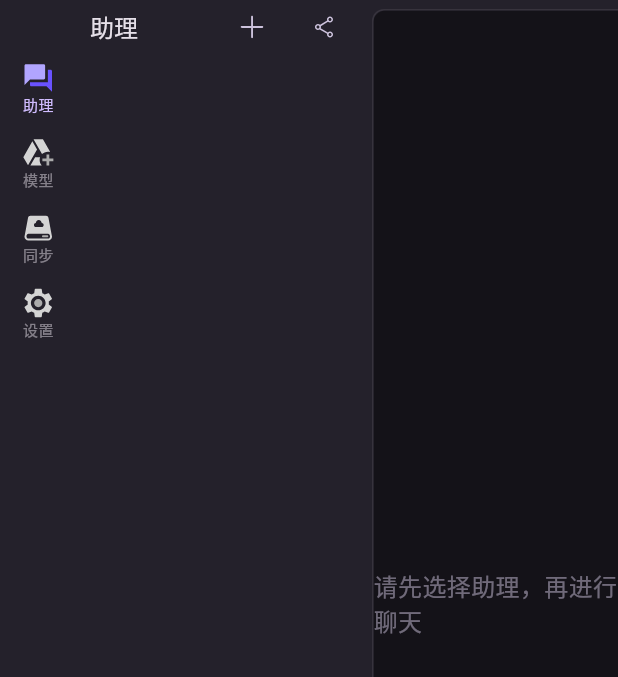
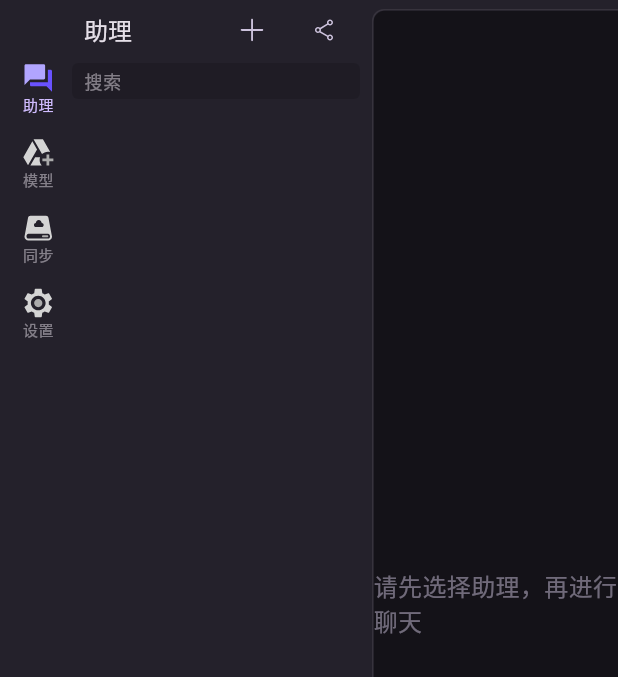
Before and after one commit to nickham-su/talk_ai, a Flutter app: the screen it shows after launch, after a tap on "助理", on a phone screen of 412 x 824 dp, the part 39-716 px from its top. Run offline on Flutter 3.47's test engine with Material 3 defaults, Android fonts, the phone set to English and light mode, and no system bars; our stand-ins replace dio, file_picker, flutter_svg, get, hive, package_info and 1 more; missing offline and left inert: auto_updater, clipboard, diff_match_patch, encrypt, markdown, markdown_widget and 3 more; accounts and stored records are empty; statements that could not run were skipped.

Commit message:
feat: 搜索

```diff
--- a/lib/modules/chat/controllers/chat_app_list_controller.dart
+++ b/lib/modules/chat/controllers/chat_app_list_controller.dart
@@ -36,6 +36,23 @@ class ChatAppListController extends GetxController {
 
   /// 会话控制器
   final chatAppController = Get.find<ChatAppController>();
+
+  /// 筛选文本
+  final filterText = ''.obs;
+
+  /// 筛选后的聊天App列表，不区分大小写
+  List<ChatAppModel> get filteredChatAppList {
+    final filter = filterText.value.trim().toLowerCase();
+    if (filter.isEmpty) return chatAppList;
+
+    final nameSet = chatAppList
+        .where((element) => element.name.toLowerCase().contains(filter))
+        .toSet();
+    final promptSet = chatAppList
+        .where((element) => element.prompt.toLowerCase().contains(filter))
+        .toSet();
+    return nameSet.union(promptSet).toList();
+  }
 
   @override
   void onInit() async {
--- a/lib/modules/chat/views/app_list/app_list.dart
+++ b/lib/modules/chat/views/app_list/app_list.dart
@@ -7,6 +7,7 @@ import 'package:flutter_svg/svg.dart';
 import 'package:get/get.dart';
 
 import '../../../../shared/components/layout/models/layout_menu_type.dart';
+import '../../../../shared/components/custom_search_bar.dart';
 import '../../controllers/chat_app_list_controller.dart';
 import 'app_share_dialog.dart';
 import 'chat_app_setting_dialog.dart';
@@ -19,12 +20,21 @@ class AppList extends GetView<ChatAppListController> {
     return Column(
       children: [
         const ListHeader(),
+        Container(
+          margin: const EdgeInsets.symmetric(vertical: 8),
+          height: 24,
+          child: CustomSearchBar(
+            onChanged: (value) {
+              controller.filterText.value = value;
+            },
+          ),
+        ),
         Expanded(
           child: Obx(
             () => ListView.separated(
-              itemCount: controller.chatAppList.length,
+              itemCount: controller.filteredChatAppList.length,
               itemBuilder: (context, index) {
-                final app = controller.chatAppList[index];
+                final app = controller.filteredChatAppList[index];
                 return ListItem(
                     key: ValueKey('key_chat_app_${app.chatAppId}'),
                     app: app,
@@ -151,7 +161,7 @@ class ListHeader extends GetView<ChatAppListController> {
     return Container(
       width: double.infinity,
       height: isMacOS ? 60 : 28,
-      padding: EdgeInsets.only(left: 12, top: isMacOS ? 32 : 0, bottom: 4),
+      padding: EdgeInsets.only(left: 8, top: isMacOS ? 32 : 0),
       child: Row(
         mainAxisAlignment: MainAxisAlignment.spaceBetween,
         children: [
--- a/lib/modules/llm/controllers/llm_controller.dart
+++ b/lib/modules/llm/controllers/llm_controller.dart
@@ -1,5 +1,6 @@
 import 'dart:async';
 
+import 'package:TalkAI/shared/models/llm/llm.dart';
 import 'package:get/get.dart';
 import '../../../shared/models/llm/llm_form_data_item.dart';
 import '../../../shared/models/llm/llm_type.dart';
@@ -25,6 +26,19 @@ class LLMController extends GetxController {
 
   /// 是否是创建状态
   get isCreate => currentId.value == -1 && formData.isNotEmpty;
+
+  /// 筛选文本
+  final filterText = ''.obs;
+
+  /// 筛选后的LLM列表，不区分大小写
+  List<LLM> get filteredLLMList {
+    final filter = filterText.value.trim().toLowerCase();
+    if (filter.isEmpty) return llmService.llmList.value;
+
+    return llmService.llmList.value
+        .where((element) => element.name.toLowerCase().contains(filter))
+        .toList();
+  }
 
   @override
   void onInit() {
--- a/lib/modules/llm/views/llm_list.dart
+++ b/lib/modules/llm/views/llm_list.dart
@@ -5,6 +5,7 @@ import 'package:flutter_svg/svg.dart';
 import 'package:get/get.dart';
 
 import '../../../shared/components/layout/models/layout_menu_type.dart';
+import '../../../shared/components/custom_search_bar.dart';
 import '../controllers/llm_controller.dart';
 import 'llm_add_dialog.dart';
 import 'llm_share_dialog.dart';
@@ -17,13 +18,22 @@ class LLMList extends GetView<LLMController> {
     return Column(
       children: [
         const ListHeader(),
+        Container(
+          margin: const EdgeInsets.symmetric(vertical: 8),
+          height: 24,
+          child: CustomSearchBar(
+            onChanged: (value) {
+              controller.filterText.value = value;
+            },
+          ),
+        ),
         Expanded(
           child: Obx(() {
             final currentId = controller.currentId.value;
             return ListView.separated(
-              itemCount: controller.llmService.llmList.length,
+              itemCount: controller.filteredLLMList.length,
               itemBuilder: (context, index) {
-                final llm = controller.llmService.llmList[index];
+                final llm = controller.filteredLLMList[index];
                 return ListItem(
                   onTap: () {
                     controller.changeIndex(llm.llmId);
@@ -85,7 +95,7 @@ class _ListItemState extends State<ListItem> {
           widget.onTap();
         },
         child: Container(
-          padding: const EdgeInsets.only(left: 12, right: 12),
+          padding: const EdgeInsets.only(left: 8, right: 8),
           height: 40,
           decoration: BoxDecoration(
             color: widget.selected
@@ -135,7 +145,7 @@ class ListHeader extends GetView<LLMController> {
     return Container(
       width: double.infinity,
       height: isMacOS ? 60 : 28,
-      padding: EdgeInsets.only(left: 12, top: isMacOS ? 32 : 0, bottom: 4),
+      padding: EdgeInsets.only(left: 8, top: isMacOS ? 32 : 0),
       child: Row(
         mainAxisAlignment: MainAxisAlignment.spaceBetween,
         crossAxisAlignment: CrossAxisAlignment.center,
--- /dev/null
+++ b/lib/shared/components/custom_search_bar.dart
@@ -0,0 +1,112 @@
+import 'package:flutter/material.dart';
+import 'package:flutter_svg/svg.dart';
+import 'package:get/get.dart';
+
+class CustomSearchBar extends StatefulWidget {
+  final Function(String) onChanged;
+
+  const CustomSearchBar({super.key, required this.onChanged});
+
+  @override
+  CustomSearchBarState createState() => CustomSearchBarState();
+}
+
+class CustomSearchBarState extends State<CustomSearchBar> {
+  final inputController = TextEditingController();
+  final inputFocusNode = FocusNode();
+  bool showClearButton = false;
+
+  @override
+  Widget build(BuildContext context) {
+    var buttons = <Widget>[];
+    if (showClearButton) {
+      buttons.add(
+        IconButton(
+          style: ButtonStyle(
+            padding: MaterialStateProperty.all(const EdgeInsets.all(0)),
+            minimumSize: MaterialStateProperty.all(Size.zero),
+            overlayColor: MaterialStateProperty.all(Colors.transparent),
+          ),
+          icon: SvgPicture.asset(
+            'assets/icons/close.svg',
+            width: 16,
+            height: 16,
+            theme: SvgTheme(
+              currentColor:
+                  Get.theme.colorScheme.inverseSurface.withOpacity(0.5),
+            ),
+          ),
+          onPressed: () {
+            inputController.clear();
+            widget.onChanged('');
+            setState(() {
+              showClearButton = false;
+            });
+            Future.delayed(
+              const Duration(milliseconds: 16),
+              () => inputFocusNode.requestFocus(),
+            );
+          },
+        ),
+      );
+    }
+
+    return SearchBar(
+      controller: inputController,
+      focusNode: inputFocusNode,
+      onChanged: (value) {
+        widget.onChanged(value);
+        if (value.isNotEmpty) {
+          setState(() {
+            showClearButton = true;
+          });
+        } else {
+          setState(() {
+            showClearButton = false;
+          });
+        }
+      },
+      trailing: buttons,
+      shape: MaterialStateProperty.all(
+        RoundedRectangleBorder(
+          borderRadius: BorderRadius.circular(4),
+        ),
+      ),
+      shadowColor: MaterialStateProperty.all(Colors.transparent),
+      backgroundColor: MaterialStateProperty.resolveWith((states) {
+        if (states.contains(MaterialState.focused)) {
+          return Get.theme.colorScheme.inverseSurface.withOpacity(0.1);
+        }
+        return Get.theme.colorScheme.surface.withOpacity(0.3);
+      }),
+      padding:
+          MaterialStateProperty.all(const EdgeInsets.symmetric(horizontal: 4)),
+      hintText: '搜索',
+      textStyle:
+          MaterialStateTextStyle.resolveWith((Set<MaterialState> states) {
+        return TextStyle(
+          color: Get.theme.textTheme.bodyMedium?.color,
+          fontSize: 12,
+          height: 1,
+        );
+      }),
+      hintStyle:
+          MaterialStateTextStyle.resolveWith((Set<MaterialState> states) {
+        if (states.contains(MaterialState.focused)) {
+          return TextStyle(
+            color: Get.theme.textTheme.bodyMedium?.color?.withOpacity(0.7),
+            fontSize: 12,
+            fontWeight: FontWeight.w300,
+            height: 1,
+          );
+        }
+        return TextStyle(
+          color: Get.theme.textTheme.bodyMedium?.color?.withOpacity(0.5),
+          fontSize: 12,
+          fontWeight: FontWeight.w300,
+          height: 1,
+        );
+      }),
+    );
+  }
+}
```
